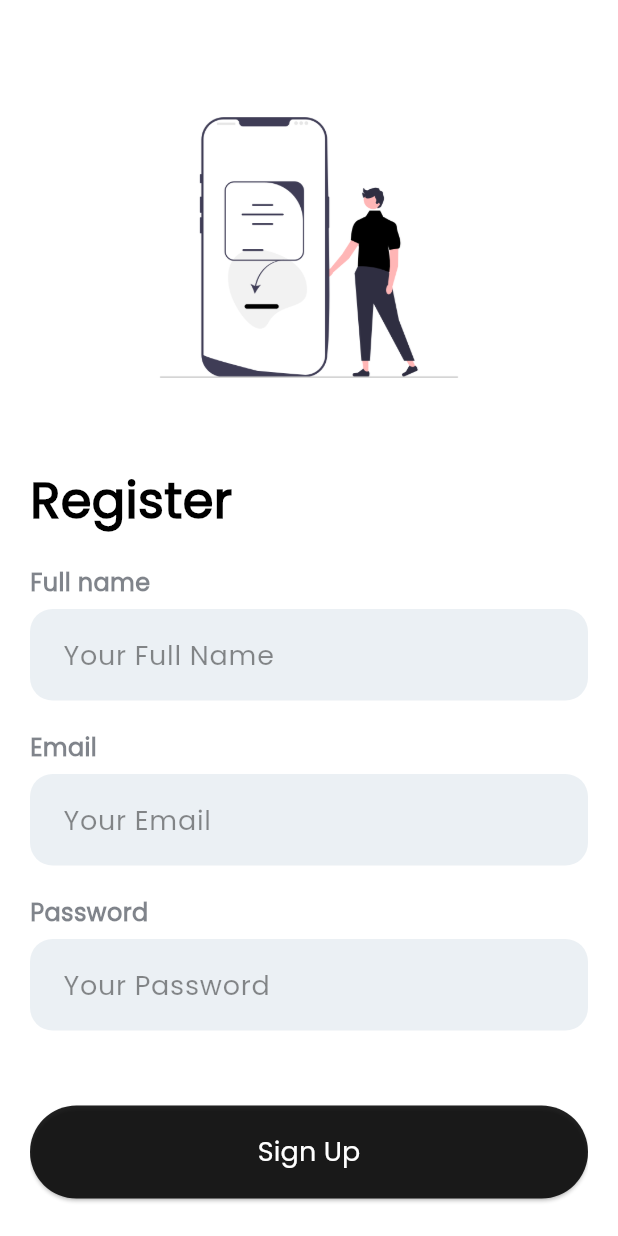
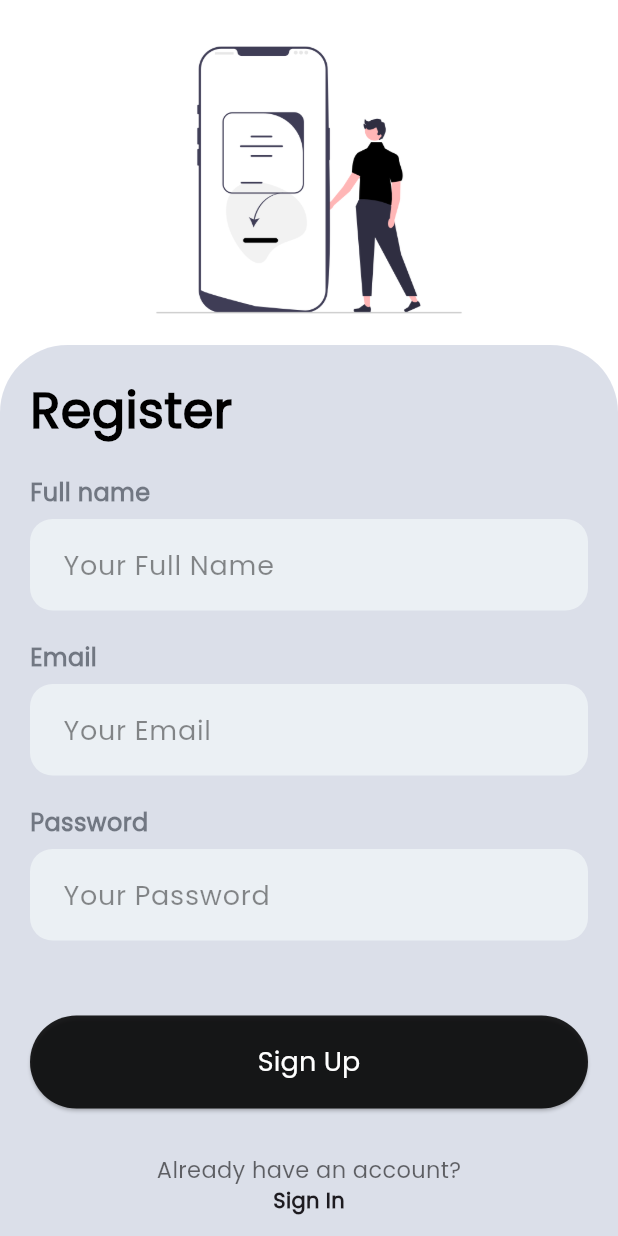
Before and after one commit to NirajanMahato/revive_reads, a Flutter app: the RegisterScreenView screen opened by its route, on a phone screen of 412 x 824 dp. Run offline on Flutter 3.47's test engine with Material 3 defaults, Android fonts, the phone set to English and light mode, and no system bars; our stand-ins replace icons_plus; missing offline and left inert: emojis.

Commit message:
updated login and register screen design

```diff
--- a/lib/view/bottom_navigation_view/home_view.dart
+++ b/lib/view/bottom_navigation_view/home_view.dart
@@ -123,8 +123,8 @@
                 itemCount: 4, // Example item count
                 itemBuilder: (context, index) {
                   return _buildListingItem(
-                    "Book ${index + 1}",
-                    "assets/images/book1.jpg",
+                    "Leo Tolstoy ${index + 1}",
+                    "assets/images/book4.jpg",
                   );
                 },
               ),
@@ -198,7 +198,7 @@
             child: Image.asset(
               imagePath,
               width: 170,
-              height: 200,
+              height: 150,
               fit: BoxFit.cover,
             ),
           ),
--- a/lib/view/register_screen_view.dart
+++ b/lib/view/register_screen_view.dart
@@ -47,19 +47,39 @@
   @override
   Widget build(BuildContext context) {
     return Form(
-        child: Scaffold(
-      body: Padding(
-        padding: const EdgeInsets.all(20.0),
-        child: Center(
-          child: SingleChildScrollView(
+      child: Scaffold(
+          body: SafeArea(
+              child: Stack(
+        children: [
+          const SizedBox(
+            width: double.infinity,
+            height: double.infinity,
+          ),
+          Positioned(
+            child: SizedBox(
+              width: double.infinity,
+              height: 240,
+              child: Image.asset(
+                'assets/images/register.png',
+                fit: BoxFit.contain,
+              ),
+            ),
+          ),
+          Positioned(
+            top: 230,
+            left: 0,
             child: Container(
+              width: MediaQuery.of(context).size.width,
+              height: MediaQuery.of(context).size.height,
+              padding: const EdgeInsets.fromLTRB(20, 20, 20, 0),
+              decoration: const BoxDecoration(
+                  color: Color.fromARGB(178, 204, 209, 224),
+                  borderRadius: BorderRadius.only(
+                    topLeft: Radius.circular(45),
+                    topRight: Radius.circular(45),
+                  )),
               child: Column(
                 children: [
-                  Image.asset(
-                    'assets/images/register.png',
-                    height: 290,
-                    width: 290,
-                  ),
                   const Align(
                       alignment: Alignment.centerLeft,
                       child: Text(
@@ -162,10 +182,10 @@
                 ],
               ),
             ),
-          ),
-        ),
-      ),
-    ));
+          )
+        ],
+      ))),
+    );
   }
 }
 
```
Also changed, not shown: lib/view/login_screen_view.dart (+29 -9 lines), assets/images/book3.jpg (added), assets/images/book4.jpg (added).
